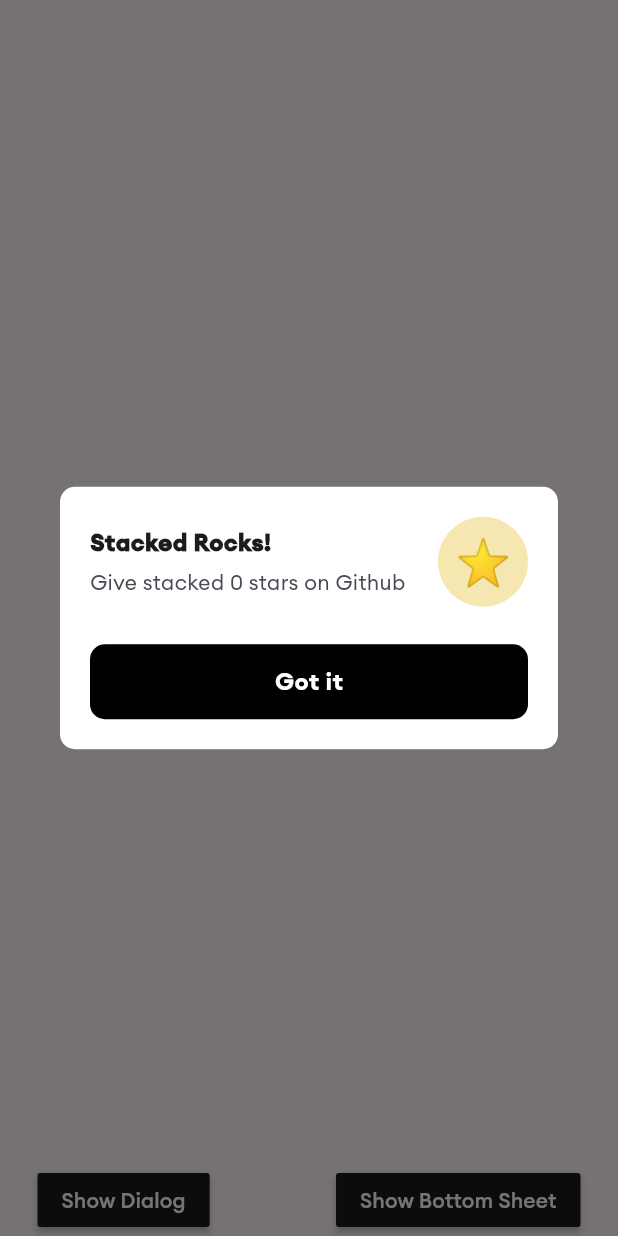
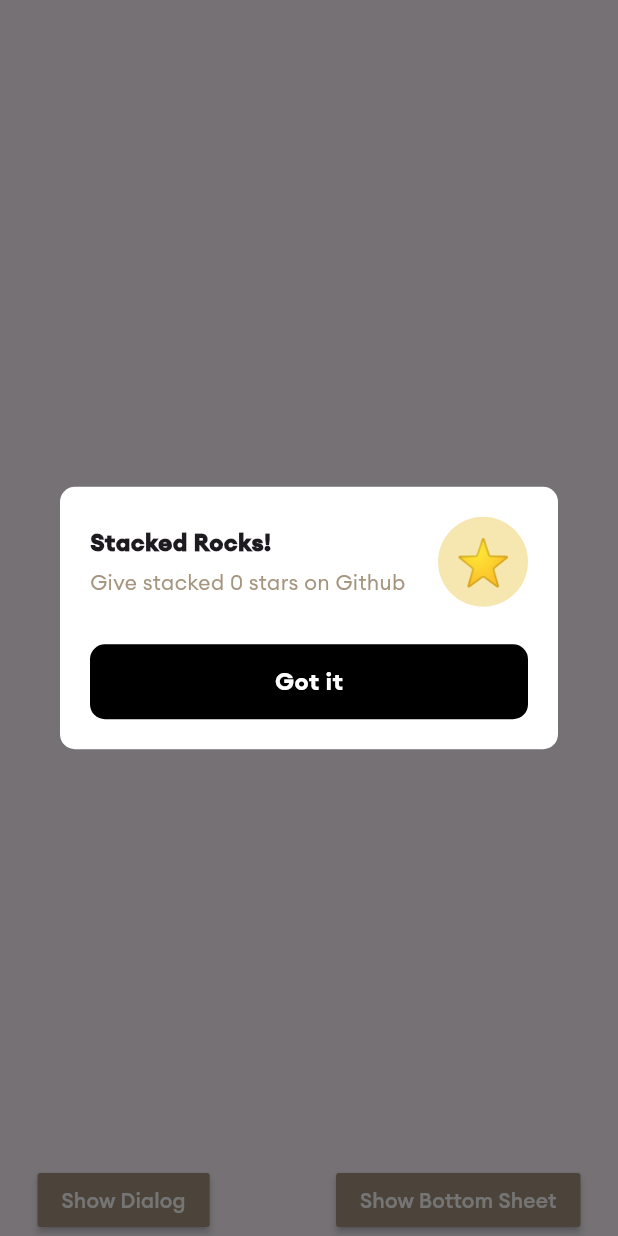
Before and after one commit to calebjesusegun/real_estate_app, a Flutter app: the screen it shows after launch, after a tap on "Show Dialog", on a phone screen of 412 x 824 dp. Run offline on Flutter 3.47's test engine with Material 3 defaults, Android fonts, the phone set to English and light mode, and no system bars; our stand-ins replace flutter_screenutil, stacked, stacked_services, stacked_shared.

Commit message:
:construction: chore: App Color Setup

```diff
--- a/lib/ui/bottom_sheets/notice/notice_sheet.dart
+++ b/lib/ui/bottom_sheets/notice/notice_sheet.dart
@@ -41,7 +41,7 @@ class NoticeSheet extends StackedView<NoticeSheetModel> {
           verticalSpaceTiny,
           Text(
             request.description!,
-            style: const TextStyle(fontSize: 14, color: kcMediumGrey),
+            style: const TextStyle(fontSize: 14, color: AppColors.gray01),
             maxLines: 3,
             softWrap: true,
           ),
--- a/lib/ui/common/app_colors.dart
+++ b/lib/ui/common/app_colors.dart
@@ -1,9 +1,12 @@
 import 'package:flutter/material.dart';
 
-const Color kcPrimaryColor = Color(0xFF9600FF);
-const Color kcPrimaryColorDark = Color(0xFF300151);
-const Color kcDarkGreyColor = Color(0xFF1A1B1E);
-const Color kcMediumGrey = Color(0xFF474A54);
-const Color kcLightGrey = Color.fromARGB(255, 187, 187, 187);
-const Color kcVeryLightGrey = Color(0xFFE3E3E3);
-const Color kcBackgroundColor = kcDarkGreyColor;
+
+class AppColors {
+  static const Color primary01 = Color(0xfffc9d11);
+  static const Color gray01 = Color(0xffA5957E);
+  static const Color gray02 = Color(0xff737373);
+  static const Color black01 = Color(0xff232220);
+
+  static const Color white = Color(0xFFFFFFFF);
+  static const Color transparent = Colors.transparent;
+}
--- a/lib/ui/dialogs/info_alert/info_alert_dialog.dart
+++ b/lib/ui/dialogs/info_alert/info_alert_dialog.dart
@@ -49,7 +49,7 @@ class InfoAlertDialog extends StackedView<InfoAlertDialogModel> {
                       Text(
                         request.description!,
                         style:
-                            const TextStyle(fontSize: 14, color: kcMediumGrey),
+                            const TextStyle(fontSize: 14, color: AppColors.gray01),
                         maxLines: 3,
                         softWrap: true,
                       ),
--- a/lib/ui/views/home/home_view.dart
+++ b/lib/ui/views/home/home_view.dart
@@ -48,7 +48,7 @@ class HomeView extends StackedView<HomeViewModel> {
                   mainAxisAlignment: MainAxisAlignment.spaceBetween,
                   children: [
                     MaterialButton(
-                      color: kcDarkGreyColor,
+                      color: AppColors.gray01,
                       onPressed: viewModel.showDialog,
                       child: const Text(
                         'Show Dialog',
@@ -58,7 +58,7 @@ class HomeView extends StackedView<HomeViewModel> {
                       ),
                     ),
                     MaterialButton(
-                      color: kcDarkGreyColor,
+                      color: AppColors.gray01,
                       onPressed: viewModel.showBottomSheet,
                       child: const Text(
                         'Show Bottom Sheet',
```
